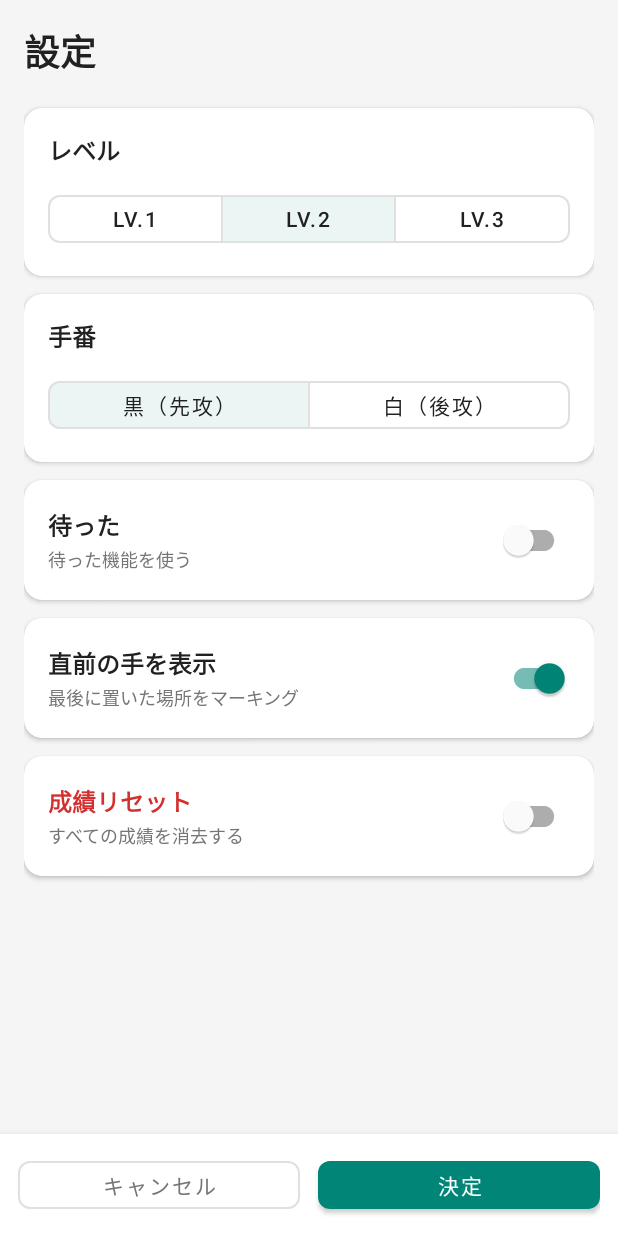
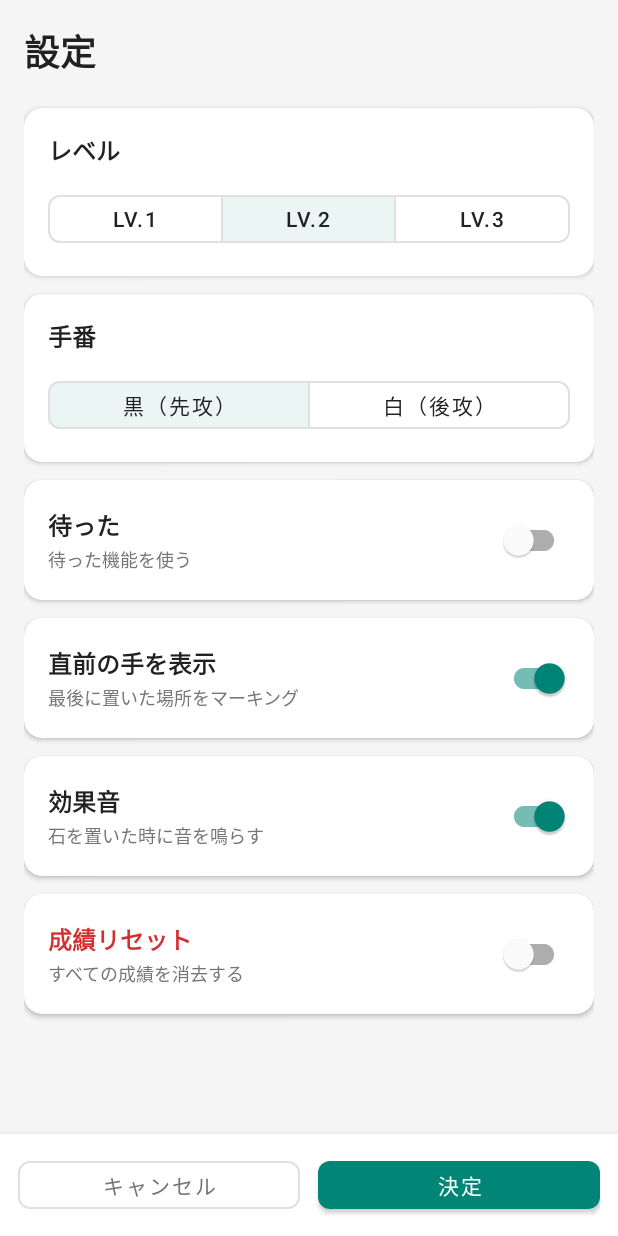
Before and after one commit to shi-takahashi/othello, an Android app: the screen it shows after launch (SettingActivity), after a tap on "LV変更", on a phone screen of 412 x 824 dp. Run offline under Robolectric (Android 15) with nearby library versions, the phone set to English and light mode, and no system bars; our stand-ins replace AdMob.

Commit message:
石を置いた時に音を鳴らす

```diff
--- a/app/src/main/java/net/st_wet/MainActivity.java
+++ b/app/src/main/java/net/st_wet/MainActivity.java
@@ -82,6 +82,9 @@ public class MainActivity extends AppCompatActivity
                     boolean isShowLastMove = data.getBooleanExtra("showLastMove", true);
                     othelloView.setShowLastMove(isShowLastMove);
 
+                    boolean isSoundEnabled = data.getBooleanExtra("soundEnabled", true);
+                    othelloView.setSoundEnabled(isSoundEnabled);
+
                     boolean isReset = data.getBooleanExtra("reset", false);
 
                     // この後onResume()が走って復元されてしまうのでここで保存しておく
@@ -91,6 +94,7 @@ public class MainActivity extends AppCompatActivity
                     editor.putBoolean("first", isFirst);
                     editor.putBoolean("returnable", isReturnalbe);
                     editor.putBoolean("showLastMove", isShowLastMove);
+                    editor.putBoolean("soundEnabled", isSoundEnabled);
                     if (isReset == true) {
                         editor.remove("resultOne");
                         editor.remove("resultTwo");
@@ -268,6 +272,9 @@ public class MainActivity extends AppCompatActivity
         boolean isShowLastMove = pref.getBoolean("showLastMove", true);
         intent.putExtra("showLastMove", isShowLastMove);
 
+        boolean isSoundEnabled = pref.getBoolean("soundEnabled", true);
+        intent.putExtra("soundEnabled", isSoundEnabled);
+
         startActivityForResult(intent, REQUEST_CODE);
     }
 
@@ -335,6 +342,7 @@ public class MainActivity extends AppCompatActivity
         boolean isFirst = pref.getBoolean("first", true);
         boolean isReturnalbe = pref.getBoolean("returnable", false);
         boolean isShowLastMove = pref.getBoolean("showLastMove", true);
+        boolean isSoundEnabled = pref.getBoolean("soundEnabled", true);
 
         OthelloView othelloView = findViewById(R.id.othelloView);
 
@@ -360,6 +368,7 @@ public class MainActivity extends AppCompatActivity
         btnBack.setVisibility(isReturnalbe ? View.VISIBLE : View.GONE);
 
         othelloView.setShowLastMove(isShowLastMove);
+        othelloView.setSoundEnabled(isSoundEnabled);
     }
 
     public boolean getFirst() {
--- a/app/src/main/java/net/st_wet/OthelloView.java
+++ b/app/src/main/java/net/st_wet/OthelloView.java
@@ -7,6 +7,8 @@ import android.content.res.Resources;
 import android.graphics.Canvas;
 import android.graphics.Color;
 import android.graphics.Paint;
+import android.media.AudioAttributes;
+import android.media.SoundPool;
 import android.os.Handler;
 import android.util.AttributeSet;
 import android.util.Log;
@@ -38,6 +40,9 @@ public class OthelloView extends View
     private boolean mbUseBack = false;  // 戻るボタンを使用して実際に戻ったかどうか
     private boolean mShowLastMove = true;  // 直前の手を表示するかどうか
     private Cpu mCpu = null;
+    private SoundPool mSoundPool;
+    private int mSoundIdPut;
+    private boolean mSoundEnabled = true;
 
     public OthelloView(Context context, AttributeSet atr) {
         super(context, atr);
@@ -48,6 +53,17 @@ public class OthelloView extends View
 
         mCpu = new Cpu(E_STATUS.None);
         mCpu.start();
+
+        // サウンド初期化
+        AudioAttributes audioAttributes = new AudioAttributes.Builder()
+                .setUsage(AudioAttributes.USAGE_GAME)
+                .setContentType(AudioAttributes.CONTENT_TYPE_SONIFICATION)
+                .build();
+        mSoundPool = new SoundPool.Builder()
+                .setMaxStreams(2)
+                .setAudioAttributes(audioAttributes)
+                .build();
+        mSoundIdPut = mSoundPool.load(context, R.raw.stone_put, 1);
     }
 
     @Override
@@ -206,6 +222,11 @@ public class OthelloView extends View
     }
 
     public void putStone() {
+        // 石を置く音を再生
+        if (mSoundEnabled) {
+            mSoundPool.play(mSoundIdPut, 1.0f, 1.0f, 0, 0, 1.0f);
+        }
+
         mBoard.changeCell(mR, mC);
 
         mHistory += String.valueOf(mBoard.getTurn().ordinal());
@@ -369,6 +390,10 @@ public class OthelloView extends View
 
     public void setShowLastMove(boolean showLastMove) {
         this.mShowLastMove = showLastMove;
+    }
+
+    public void setSoundEnabled(boolean soundEnabled) {
+        this.mSoundEnabled = soundEnabled;
     }
 
     public void back() {
--- a/app/src/main/java/net/st_wet/SettingActivity.java
+++ b/app/src/main/java/net/st_wet/SettingActivity.java
@@ -17,12 +17,14 @@ public class SettingActivity extends AppCompatActivity
     private boolean isFirst = true;
     private boolean isReturnalbe = true;
     private boolean isShowLastMove = true;
+    private boolean isSoundEnabled = true;
     private boolean isReset = false;
 
     private MaterialButtonToggleGroup levelToggleGroup;
     private MaterialButtonToggleGroup tebanToggleGroup;
     private SwitchMaterial switchReturnable;
     private SwitchMaterial switchShowLastMove;
+    private SwitchMaterial switchSound;
     private SwitchMaterial switchReset;
 
     @Override
@@ -36,6 +38,7 @@ public class SettingActivity extends AppCompatActivity
         isFirst = intent.getBooleanExtra("first", true);
         isReturnalbe = intent.getBooleanExtra("returnable", false);
         isShowLastMove = intent.getBooleanExtra("showLastMove", true);
+        isSoundEnabled = intent.getBooleanExtra("soundEnabled", true);
         isReset = false;
 
         // Initialize views
@@ -43,12 +46,14 @@ public class SettingActivity extends AppCompatActivity
         tebanToggleGroup = findViewById(R.id.tebanToggleGroup);
         switchReturnable = findViewById(R.id.switchReturnable);
         switchShowLastMove = findViewById(R.id.switchShowLastMove);
+        switchSound = findViewById(R.id.switchSound);
         switchReset = findViewById(R.id.switchReset);
 
         loadLevel();
         loadTeban();
         loadReturnSetting();
         switchShowLastMove.setChecked(isShowLastMove);
+        switchSound.setChecked(isSoundEnabled);
         switchReset.setChecked(false);
 
         // Level selection listener
@@ -90,6 +95,10 @@ public class SettingActivity extends AppCompatActivity
             isShowLastMove = isChecked;
         });
 
+        switchSound.setOnCheckedChangeListener((buttonView, isChecked) -> {
+            isSoundEnabled = isChecked;
+        });
+
         switchReset.setOnCheckedChangeListener((buttonView, isChecked) -> {
             isReset = isChecked;
         });
@@ -103,6 +112,7 @@ public class SettingActivity extends AppCompatActivity
                 intent.putExtra("first", isFirst);
                 intent.putExtra("returnable", isReturnalbe);
                 intent.putExtra("showLastMove", isShowLastMove);
+                intent.putExtra("soundEnabled", isSoundEnabled);
                 intent.putExtra("reset", isReset);
                 setResult(RESULT_OK, intent);
                 finish();
--- a/app/src/main/res/layout/activity_setting.xml
+++ b/app/src/main/res/layout/activity_setting.xml
@@ -253,6 +253,54 @@
 
             </com.google.android.material.card.MaterialCardView>
 
+            <!-- Sound Card -->
+            <com.google.android.material.card.MaterialCardView
+                style="@style/SettingCard"
+                android:layout_width="match_parent"
+                android:layout_height="wrap_content"
+                android:layout_marginBottom="12dp">
+
+                <LinearLayout
+                    android:layout_width="match_parent"
+                    android:layout_height="wrap_content"
+                    android:gravity="center_vertical"
+                    android:orientation="horizontal"
+                    android:padding="16dp">
+
+                    <LinearLayout
+                        android:layout_width="0dp"
+                        android:layout_height="wrap_content"
+                        android:layout_weight="1"
+                        android:orientation="vertical">
+
+                        <TextView
+                            android:layout_width="wrap_content"
+                            android:layout_height="wrap_content"
+                            android:text="効果音"
+                            android:textColor="@color/setting_text_primary"
+                            android:textSize="16sp"
+                            android:textStyle="bold" />
+
+                        <TextView
+                            android:layout_width="wrap_content"
+                            android:layout_height="wrap_content"
+                            android:layout_marginTop="2dp"
+                            android:text="石を置いた時に音を鳴らす"
+                            android:textColor="@color/setting_text_secondary"
+                            android:textSize="12sp" />
+
+                    </LinearLayout>
+
+                    <com.google.android.material.switchmaterial.SwitchMaterial
+                        android:id="@+id/switchSound"
+                        android:layout_width="wrap_content"
+                        android:layout_height="wrap_content"
+                        android:checked="true" />
+
+                </LinearLayout>
+
+            </com.google.android.material.card.MaterialCardView>
+
             <!-- Reset Card -->
             <com.google.android.material.card.MaterialCardView
                 style="@style/SettingCard"
```
Also changed, not shown: 2 other files.
